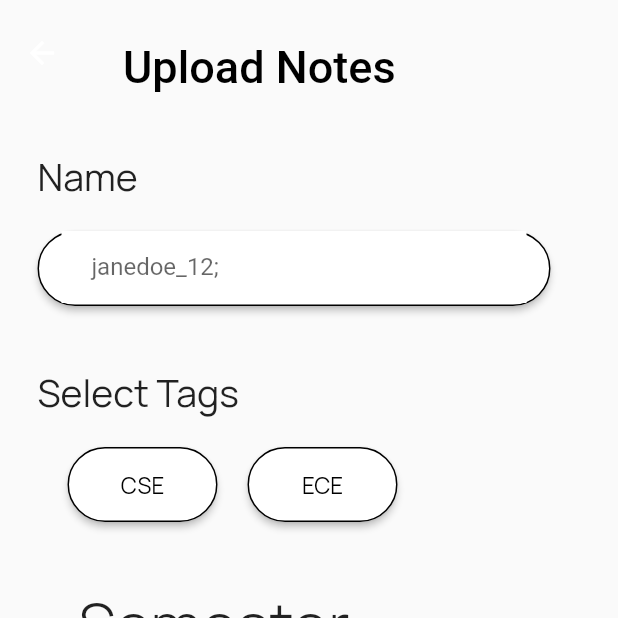
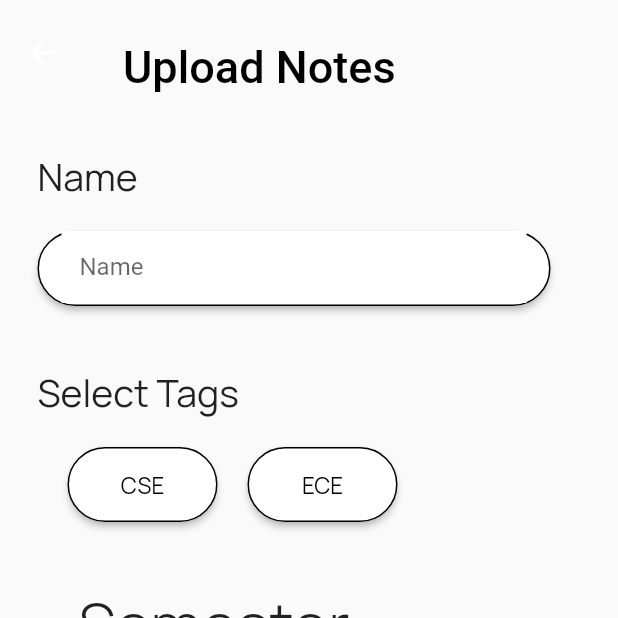
Before and after one commit to The-NoteX/NoteX-deprecated, a Flutter app: the UploadNotes screen opened directly, on a phone screen of 412 x 824 dp, the top half of it. Run offline on Flutter 3.47's test engine with Material 2 defaults, Android fonts, the phone set to English and light mode, and no system bars; our stand-ins replace cloud_firestore, confetti, file_picker, firebase_core, firebase_storage, flutter_slidable and 4 more; missing offline and left inert: auth0_flutter, read_pdf_text; accounts and stored records are empty.

Commit message:
update: name placeholders

```diff
--- a/lib/notes/upload_notes.dart
+++ b/lib/notes/upload_notes.dart
@@ -196,7 +196,7 @@ class _UploadNotesState extends State<UploadNotes> {
                     fillColor: Colors.white,
                     filled: true,
                     border: InputBorder.none,
-                    hintText: "  janedoe_12;",
+                    hintText: "Name",
                     labelStyle: TextStyle(color: Colors.transparent),
                   ),
                 ),
--- a/lib/profile/update_profile.dart
+++ b/lib/profile/update_profile.dart
@@ -236,7 +236,7 @@ class _UpdateProfileState extends State<UpdateProfile> {
                   fillColor: Colors.white,
                   filled: true,
                   border: InputBorder.none,
-                  hintText: "  janedoe_12;",
+                  hintText: "Name",
                   labelStyle: TextStyle(color: Colors.transparent),
                 ),
               ),
--- a/lib/register/name.dart
+++ b/lib/register/name.dart
@@ -80,7 +80,7 @@ class _NameState extends State<Name> {
                 border: OutlineInputBorder(
                   borderRadius: BorderRadius.circular(100),
                 ),
-                hintText: "  janedoe_12;",
+                hintText: "Name",
                 labelStyle: const TextStyle(color: Colors.blue),
               ),
             ),
```
